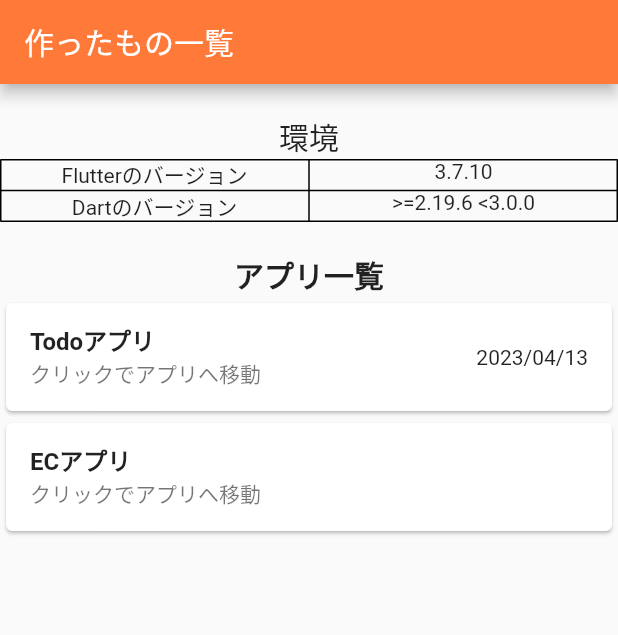
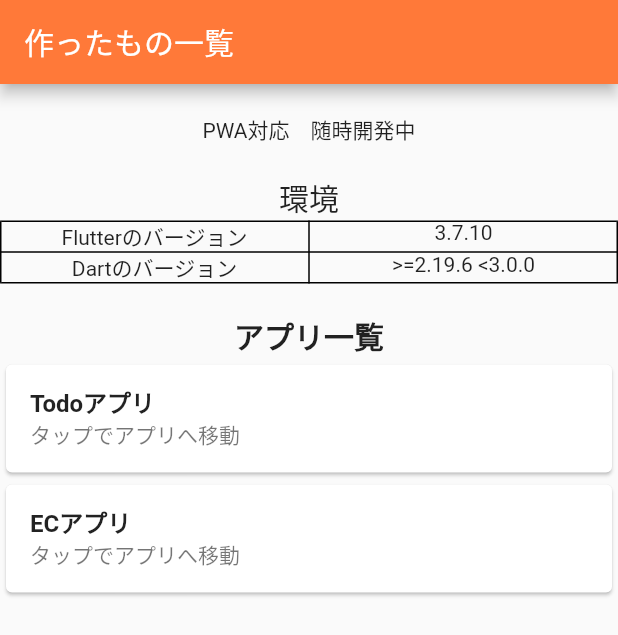
Before and after one commit to soundring/murasame_playground, a Flutter app: the screen it shows after launch, on a phone screen of 412 x 824 dp. Shown: the top 635 px of the screen. Run offline on Flutter 3.47's test engine with Material 2 defaults, Android fonts, the phone set to English and light mode, and no system bars; our stand-ins replace flutter_hooks, flutter_rating_bar, freezed_annotation, gap, go_router, hooks_riverpod and 2 more; generated files the repository leaves out were written again.

Commit message:
:wrench:案内追加

```diff
--- a/lib/home_page.dart
+++ b/lib/home_page.dart
@@ -1,5 +1,6 @@
 // Flutter imports:
 import 'package:flutter/material.dart';
+import 'package:gap/gap.dart';
 
 // Package imports:
 import 'package:go_router/go_router.dart';
@@ -9,13 +10,11 @@ const _productList = <Map<String, String>>[
   {
     'name': 'Todoアプリ',
     'path': '/todo_app',
-    'updatedAt': '2023/04/13',
     'accessible': 'true',
   },
   {
     'name': 'ECアプリ',
     'path': '/ec_app',
-    'updatedAt': '',
     'accessible': 'true',
   },
 ];
@@ -33,7 +32,9 @@ class HomePage extends StatelessWidget {
       ),
       body: Column(
         children: [
-          const SizedBox(height: 20),
+          const Gap(20),
+          const Text('PWA対応　随時開発中'),
+          const Gap(20),
           const Text('環境', style: TextStyle(fontSize: 20)),
           Table(
             border: TableBorder.all(
@@ -56,7 +57,7 @@ class HomePage extends StatelessWidget {
               ),
             ],
           ),
-          const SizedBox(height: 20),
+          const Gap(20),
           const Text('アプリ一覧',
               style: TextStyle(fontSize: 20, fontWeight: FontWeight.bold)),
           Expanded(
@@ -73,15 +74,15 @@ class HomePage extends StatelessWidget {
                         style: const TextStyle(fontWeight: FontWeight.bold),
                       ),
                       onTap: () {
-                      if (_productList[index]['accessible'] == 'false') return;
+                        if (_productList[index]['accessible'] == 'false') {
+                          return;
+                        }
 
                         context.push(_productList[index]['path']!);
                       },
                       subtitle: (_productList[index]['accessible'] == 'true')
-                        ? const Text('クリックでアプリへ移動')
-                        : const Text('現在開発中です'),
-                    trailing: Text(_productList[index]['updatedAt']!),
-                  ),
+                          ? const Text('タップでアプリへ移動')
+                          : const Text('現在開発中です')),
                 );
               },
             ),
```
Lines whose indentation alone changed are shown as unchanged.
